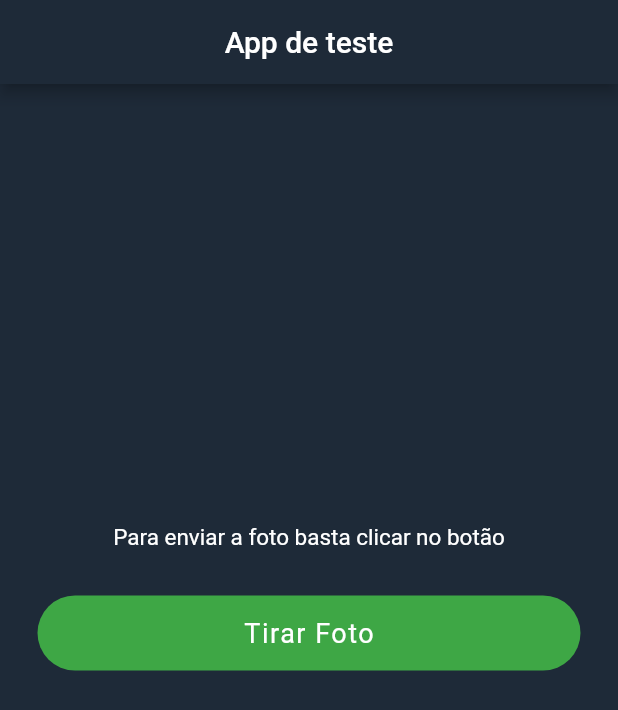
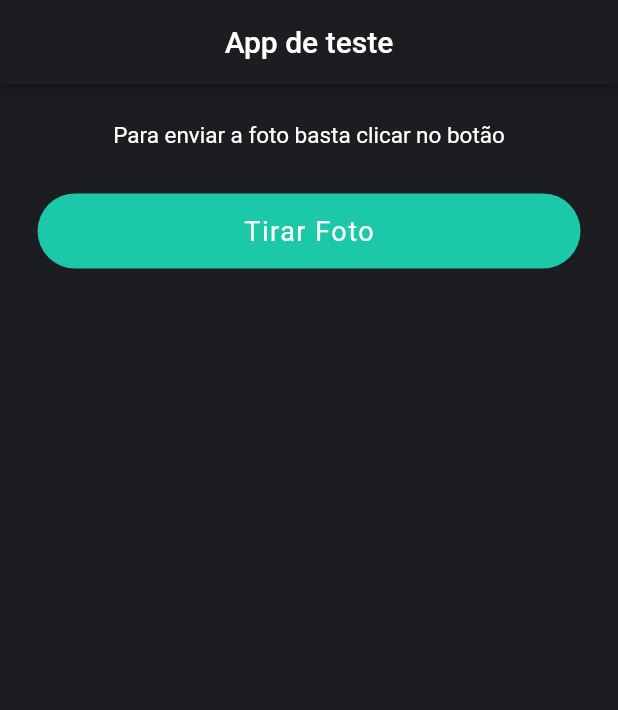
Before and after one commit to Matheus-Perez/dod-vision-app-flutter, a Flutter app: the screen it shows after launch, on a phone screen of 412 x 824 dp. Shown: the top 710 px of the screen. Run offline on Flutter 3.47's test engine with Material 2 defaults, Android fonts, the phone set to English and light mode, and no system bars; our stand-ins replace dio, image_picker, rxdart, transparent_image; Roboto replaces fonts that are missing (robotoThin); statements that could not run were skipped.

```diff
--- a/lib/app/app-widget.dart
+++ b/lib/app/app-widget.dart
@@ -2,6 +2,7 @@ import 'package:flutter/material.dart';
 import 'package:flutter/services.dart';
 import 'package:vagas_dod/app/home/home-widget.dart';
 import 'package:vagas_dod/app/splash-widget.dart';
+import 'package:vagas_dod/widgets/useful-widget.dart';
 
 class AppWidget extends StatelessWidget {
   @override
@@ -14,7 +15,7 @@ class AppWidget extends StatelessWidget {
       debugShowCheckedModeBanner: false,
       title: 'Dod Vagas',
       theme: ThemeData(
-        primaryColor: Color.fromRGBO(30, 42, 56, 1.0),
+        primaryColor: UsefulWidget.primaryColor,
         fontFamily: 'roboto',
       ),
       routes: <String, WidgetBuilder>{
--- a/lib/app/home/home-bloc.dart
+++ b/lib/app/home/home-bloc.dart
@@ -1,4 +1,5 @@
 import 'dart:convert';
+import 'package:flutter/services.dart';
 import 'package:rxdart/rxdart.dart';
 import 'package:image_picker/image_picker.dart';
 import 'package:vagas_dod/services/api.dart';
@@ -38,7 +39,7 @@ class HomeBloc {
         String base64Image = base64Encode(image.readAsBytesSync());
         String final_image = await api.sendPicture(image: base64Image);
         // Apresenta ela para o usuario
-        this.txtImageEvent.add('final_image: ${final_image}');
+        this.txtImageEvent.add('https://tv.dodvision.com/${final_image}');
       }
       // remove o loading do botão
       this?.buttonLoadingEvent?.add(false);
@@ -46,8 +47,19 @@ class HomeBloc {
       print(error);
       // remove o loading
       this?.buttonLoadingEvent?.add(false);
+      // Pega o tipo do erro para apresetar
+      String mensagem;
+      if(error is PlatformException){
+        PlatformException erro = error;
+        mensagem = erro.message;
+      }else if(error is String){
+         mensagem = error;
+      }else{
+         mensagem = 'Houston, temos um problema';
+      }
+
       // Retorna o erro para o usuario
-      this.txtErroEvent.add('Ops, tivemos um erro, tente novamente mais tarde');
+      this.txtErroEvent.add(mensagem);
     }
   }
 
--- a/lib/app/home/home-widget.dart
+++ b/lib/app/home/home-widget.dart
@@ -3,6 +3,7 @@ import 'package:vagas_dod/app/home/home-bloc.dart';
 import 'package:vagas_dod/widgets/button-default-widget.dart';
 import 'package:vagas_dod/widgets/subtitle-default-widget.dart';
 import 'package:vagas_dod/widgets/useful-widget.dart';
+import 'package:transparent_image/transparent_image.dart';
 
 class HomeWidget extends StatefulWidget {
   @override
@@ -34,11 +35,13 @@ class _HomeWidgetState extends State<HomeWidget> {
       ),
       body: Container(
         padding: EdgeInsets.all(25),
-        child: Column(
+        child: ListView(
+          children: <Widget>[
+            Column(
               crossAxisAlignment: CrossAxisAlignment.stretch,
-          mainAxisAlignment: MainAxisAlignment.center,
               children: <Widget>[
-            SubTitleDefault(texto: 'Para enviar a foto basta clicar no botão'),
+                SubTitleDefault(
+                    texto: 'Para enviar a foto basta clicar no botão'),
 
                 // Loading do botão
                 StreamBuilder<bool>(
@@ -51,12 +54,24 @@ class _HomeWidgetState extends State<HomeWidget> {
                           onTap: () => bloc?.catchpicture());
                     }),
 
-            // Caminho da imagem
+                SizedBox(height: 10),
+
+                // Apresenta a imagem
                 StreamBuilder<String>(
                     stream: bloc?.txtImageFlux,
                     builder: (context, snapshot) {
-                  String texto = (snapshot.data != null) ? snapshot.data : '';
-                  return SubTitleDefault(texto: texto);
+                      Widget widgetSelecionado;
+
+                      if (snapshot.data != null) {
+                        widgetSelecionado = FadeInImage.assetNetwork(
+                          height: 300,
+                          image: snapshot.data,
+                          placeholder: 'assets/gif/loading.gif',
+                        );
+                      } else {
+                        widgetSelecionado = Container();
+                      }
+                      return widgetSelecionado;
                     }),
 
                 // mensagem de erro
@@ -64,7 +79,8 @@ class _HomeWidgetState extends State<HomeWidget> {
                     stream: bloc?.txtErroFlux,
                     initialData: null,
                     builder: (context, snapshot) {
-                  String texto = (snapshot.data != null) ? snapshot.data : '';
+                      String texto =
+                          (snapshot.data != null) ? snapshot.data : '';
 
                       return SubTitleDefault(
                         texto: texto,
@@ -73,6 +89,8 @@ class _HomeWidgetState extends State<HomeWidget> {
                     })
               ],
             ),
+          ],
+        ),
       ),
     );
   }
--- a/lib/widgets/button-default-widget.dart
+++ b/lib/widgets/button-default-widget.dart
@@ -27,7 +27,7 @@ class ButtonDefault extends StatelessWidget {
 
   @override
   Widget build(BuildContext context) {
-    backgroundColor = (backgroundColor != null)? backgroundColor : UsefulWidget.verdeClaro;
+    backgroundColor = (backgroundColor != null)? backgroundColor : UsefulWidget.secondColor;
     fontFamily = (fontFamily != null)? fontFamily : 'robotoThin';
 
     return InkWell(
--- a/lib/widgets/useful-widget.dart
+++ b/lib/widgets/useful-widget.dart
@@ -4,12 +4,7 @@ import 'package:flutter/services.dart';
 class UsefulWidget {
 
   // Cores
-  static Color primaryColor = Color.fromRGBO(30, 42, 56, 1);
-  static Color secondColor = Color.fromRGBO(62, 167, 69, 1);
-  static Color verdeClaro = Color.fromRGBO(62, 167, 69, 1);
-  static Color azulClaro = Color.fromRGBO(62, 108, 167, 1);
-  static Color roxoClaro = Color.fromRGBO(115, 62, 167, 1);
-  static Color vermelhoClaro = Color.fromRGBO(167, 62, 91, 1);
-  static Color colorAlert = Colors.red;
-  static Color colorDefaultBorder = Colors.white;
+  static Color primaryColor = Color.fromRGBO(27, 29, 33, 1);
+  static Color secondColor = Color.fromRGBO(27, 201, 168, 1);
+
 }
```
Also changed, not shown: pubspec.yaml (+6 -2 lines), assets/gif/loading.gif (added), pubspec.lock. Lines whose indentation alone changed are shown as unchanged.
